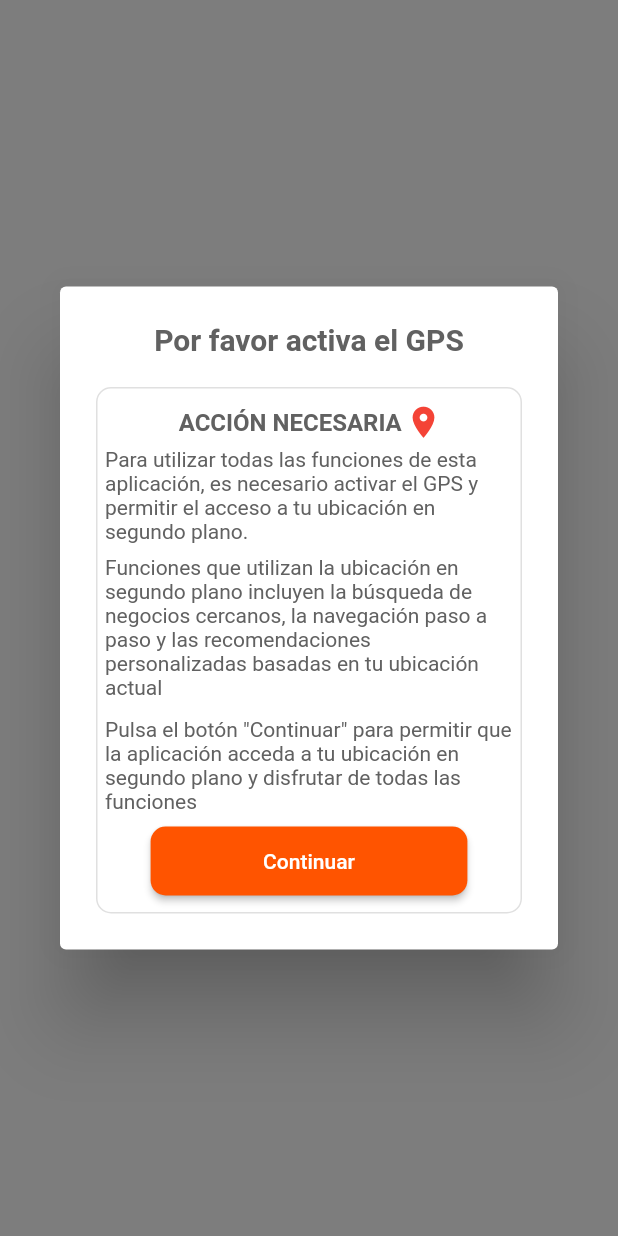
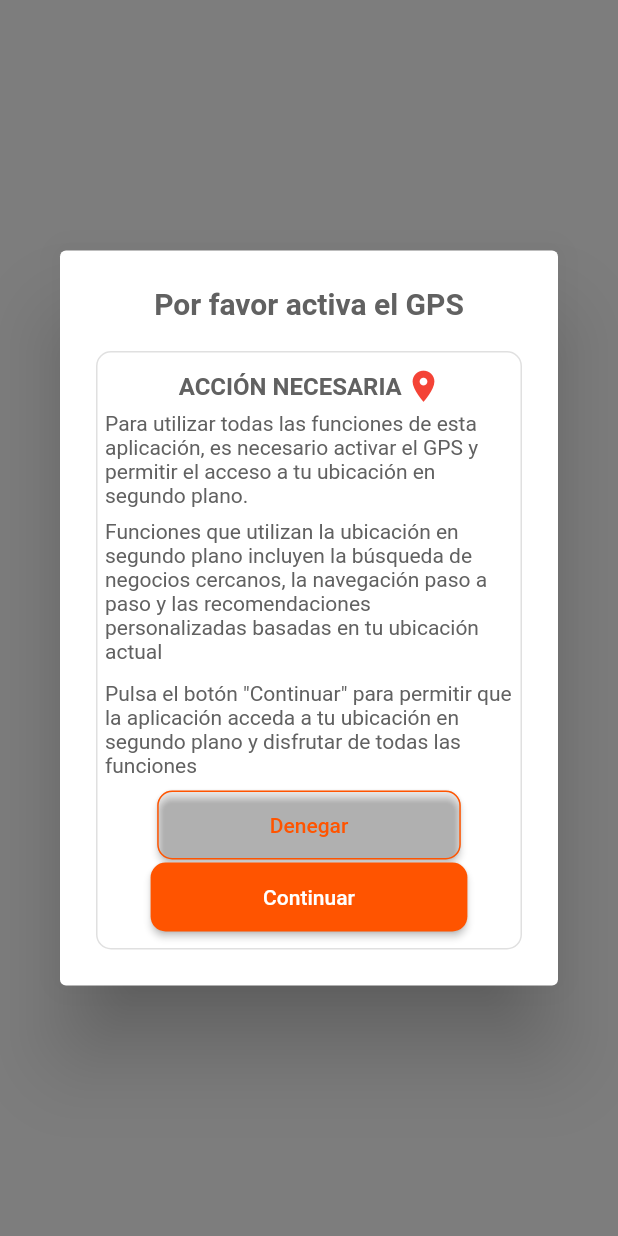
Before and after one commit to LarzlRael/motoveloz.app, a Flutter app: what requestGPSactivation() shows on an empty page, opened directly with empty values, on a phone screen of 412 x 824 dp. Run offline on Flutter 3.47's test engine with Material 2 defaults, Android fonts, the light colour scheme and no system bars; our stand-ins replace geolocator, permission_handler, shared_preferences, sqflite, webview_flutter; accounts and stored records are empty.

Commit message:
Se Agrego el boton de denegar que no hace nada de momento

```diff
--- a/lib/dialogs/confirm_dialog.dart
+++ b/lib/dialogs/confirm_dialog.dart
@@ -1,7 +1,5 @@
 import 'package:WaraShops/widgets/widgets.dart';
 import 'package:flutter/material.dart';
-/* import math package */
-import 'package:vector_math/vector_math.dart' as math;
 
 showAlertDialog(
   BuildContext context,
@@ -122,6 +120,27 @@ requestGPSactivation(
               ),
             ),
             ElevatedButton(
+              child:
+                  Text("Denegar", style: TextStyle(color: Color(0xffff5400))),
+              style: ElevatedButton.styleFrom(
+                backgroundColor: Colors.black.withOpacity(0.05),
+                shape: RoundedRectangleBorder(
+                  borderRadius: BorderRadius.circular(10),
+                ),
+                side: BorderSide(
+                  color: Color(0xffff5400),
+                  width: 1,
+                ),
+                padding: EdgeInsets.symmetric(
+                  horizontal: 75,
+                  vertical: 15,
+                ),
+              ),
+              onPressed: () {
+                Navigator.of(context).pop();
+              },
+            ),
+            ElevatedButton(
               child: Text("Continuar"),
               style: ElevatedButton.styleFrom(
                 backgroundColor: Color(0xffff5400),
@@ -137,7 +156,7 @@ requestGPSactivation(
                 confirmOnTap();
                 Navigator.of(context).pop();
               },
-            )
+            ),
           ],
         ),
       ),
```
